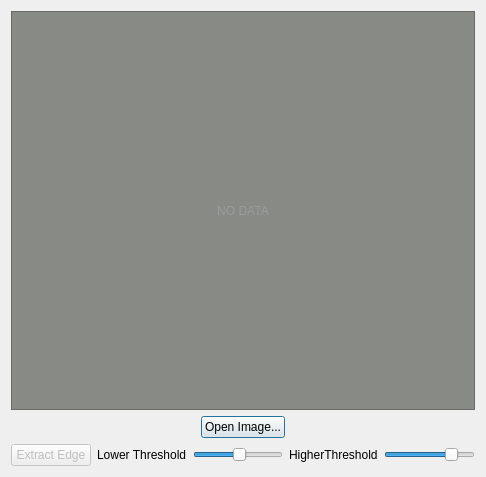
Above: demos/ImageViewer/src/gui/ImageDlg.ui from KevinEmiya/simpleCV before the change. Below: the same form after it.
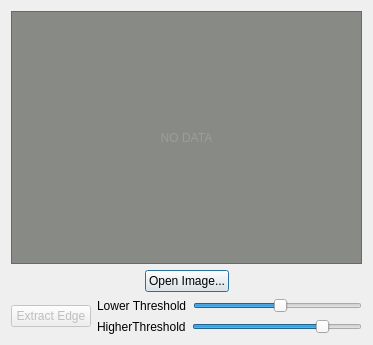
That is the form after the change.

Commit message: fix img resize bug

Patch:
```diff
--- a/demos/ImageViewer/src/gui/ImageDlg.ui
+++ b/demos/ImageViewer/src/gui/ImageDlg.ui
@@ -6,14 +6,14 @@
    <rect>
     <x>0</x>
     <y>0</y>
-    <width>486</width>
-    <height>477</height>
+    <width>373</width>
+    <height>345</height>
    </rect>
   </property>
   <property name="windowTitle">
    <string>Tiny Image Viewer</string>
   </property>
-  <layout class="QVBoxLayout" name="verticalLayout">
+  <layout class="QVBoxLayout" name="verticalLayout_2">
    <item>
     <widget class="QLabel" name="imgLabel">
      <property name="sizePolicy">
@@ -101,6 +101,8 @@
       </widget>
      </item>
      <item>
+      <layout class="QVBoxLayout" name="verticalLayout">
+       <item>
       <layout class="QHBoxLayout" name="horizontalLayout_2">
        <item>
         <widget class="QLabel" name="label">
@@ -111,6 +113,12 @@
        </item>
        <item>
         <widget class="QSlider" name="lowThresSlider">
+           <property name="minimumSize">
+            <size>
+             <width>128</width>
+             <height>0</height>
+            </size>
+           </property>
          <property name="minimum">
           <number>10</number>
          </property>
@@ -138,6 +146,12 @@
        </item>
        <item>
         <widget class="QSlider" name="highThresSlider">
+           <property name="minimumSize">
+            <size>
+             <width>128</width>
+             <height>0</height>
+            </size>
+           </property>
          <property name="minimum">
           <number>10</number>
          </property>
@@ -166,6 +180,8 @@
           <number>10</number>
          </property>
         </widget>
+         </item>
+        </layout>
        </item>
       </layout>
      </item>
```
Lines whose indentation alone changed are shown as unchanged. The commit also changes 2 other files.
